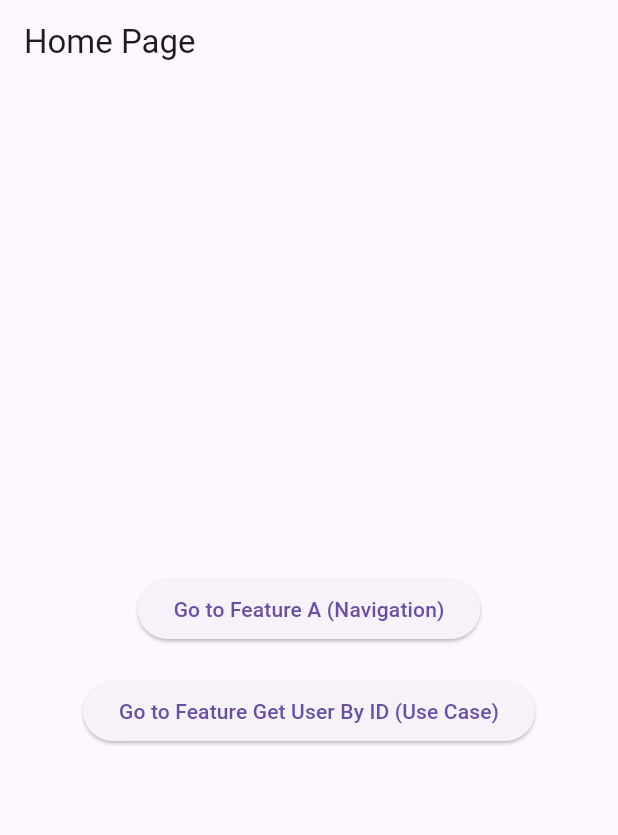
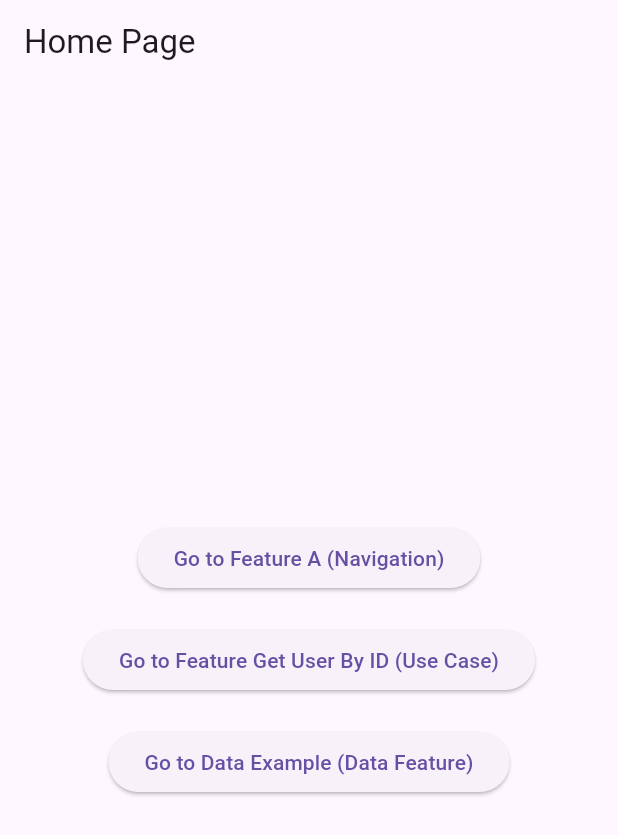
Before and after one commit to Tanapon-gau/flutter_clean_architecture, a Flutter app: the screen it shows after launch, on a phone screen of 412 x 824 dp. Shown: the top 835 px of the screen. Run offline on Flutter 3.47's test engine with Material 3 defaults, Android fonts, the phone set to English and light mode, and no system bars; accounts and stored records are empty.

Commit message:
feature_data_example

```diff
--- /dev/null
+++ b/lib/features/feature_data_example/domain/repositories/data_repository.dart
@@ -0,0 +1,6 @@
+// lib/features/feature_data_example/domain/repositories/data_repository.dart
+import '../entities/data_entity.dart';
+
+abstract class DataRepository {
+  Future<List<DataEntity>> fetchData();
+}
--- a/lib/main.dart
+++ b/lib/main.dart
@@ -3,7 +3,8 @@ import 'package:flutter/material.dart';
 import 'core/services/navigation_service.dart';
 import 'features/feature_a/presentation/views/feature_a_page.dart';
 import 'features/feature_b/presentation/views/feature_b_page.dart';
-import 'features/feature_get_user_by_id/presentation/views/feature_get_user_by_id_page.dart'; // เพิ่ม import นี้
+import 'features/feature_data_example/presentation/views/data_example_page.dart';
+import 'features/feature_get_user_by_id/presentation/views/feature_get_user_by_id_page.dart';
 
 void main() {
   runApp(MyApp());
@@ -20,10 +21,11 @@ class MyApp extends StatelessWidget {
       navigatorKey: NavigationService.navigatorKey,
       initialRoute: '/',
       routes: {
-        '/': (context) => HomePage(), // เปลี่ยนเป็น HomePage
+        '/': (context) => HomePage(),
         '/featureA': (context) => FeatureAPage(),
         '/featureB': (context) => FeatureBPage(),
-        '/featureGetUserById': (context) => FeatureGetUserByIdPage(), // เพิ่ม route นี้
+        '/featureGetUserById': (context) => FeatureGetUserByIdPage(),
+        '/dataExample': (context) => DataExamplePage(), // เพิ่ม route นี้
       },
     );
   }
@@ -55,6 +57,14 @@ class HomePage extends StatelessWidget {
               },
               child: Text('Go to Feature Get User By ID (Use Case)'),
             ),
+            SizedBox(height: 20),
+            ElevatedButton(
+              onPressed: () {
+                // ไปยัง Data Example (Data Feature)
+                NavigationService().navigateTo('/dataExample');
+              },
+              child: Text('Go to Data Example (Data Feature)'),
+            ),
           ],
         ),
       ),
```
Also changed, not shown: lib/features/feature_data_example/data/datasources/remote_data_source.dart (added, +13 -0 lines), lib/features/feature_data_example/data/repositories/data_repository_impl.dart (added, +15 -0 lines), lib/features/feature_data_example/domain/entities/data_entity.dart (added, +12 -0 lines), lib/features/feature_data_example/domain/usecases/get_data_usecase.dart (added, +13 -0 lines), lib/features/feature_data_example/presentation/views/data_example_page.dart (added, +52 -0 lines).
